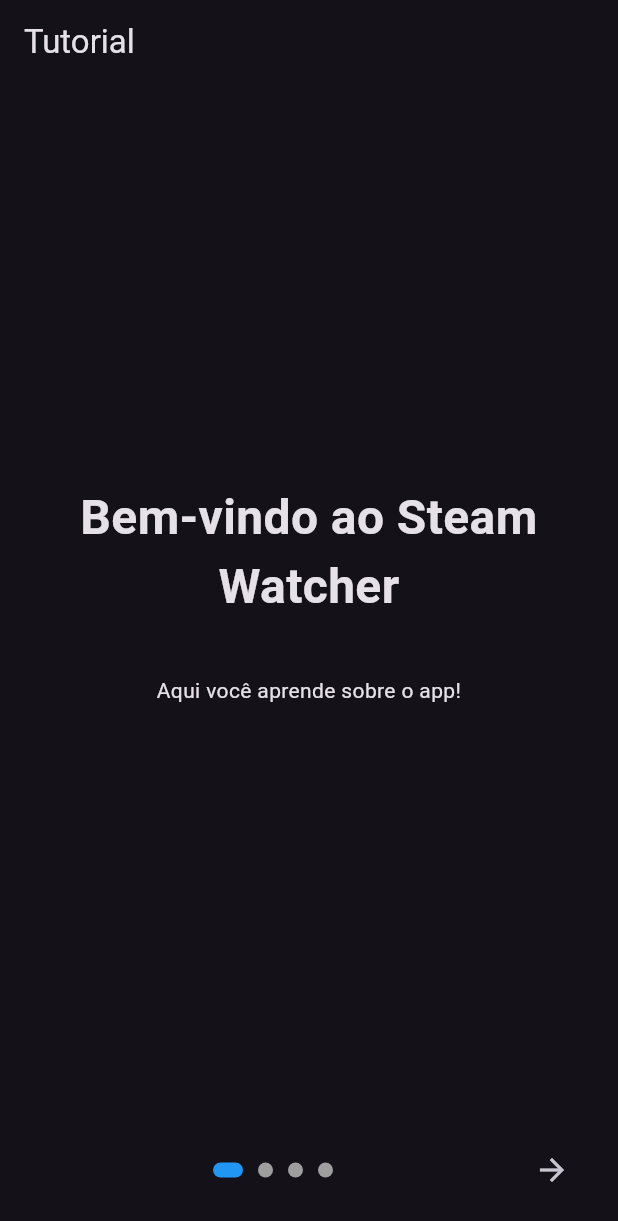
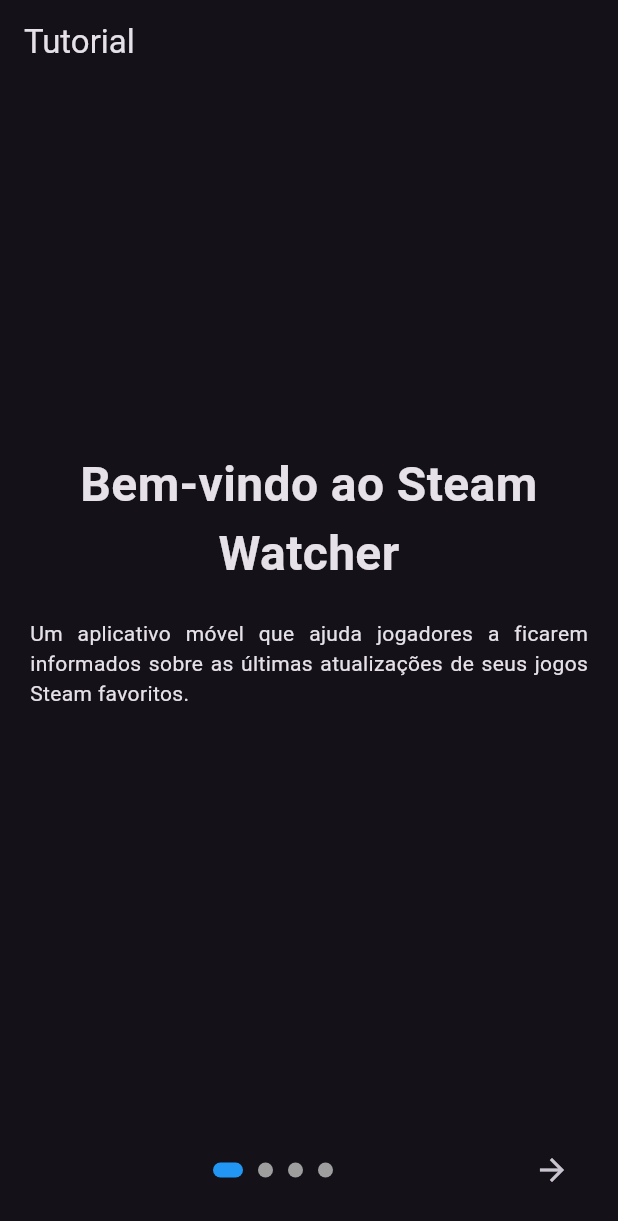
Before and after one commit to cfrdlima/steam_watcher, a Flutter app: the screen it shows after launch, on a phone screen of 412 x 824 dp. Shown: the top 1221 px of the screen. Run offline on Flutter 3.47's test engine with Material 3 defaults, Android fonts, the phone set to English and light mode, and no system bars; our stand-ins replace shared_preferences.

Commit message:
fix: Atualiza texto e estilo da tela de splash
Modifica o texto de boas-vindas na tela de splash para descrever o aplicativo Steam Watcher.
Altera o alinhamento do texto da descrição para justificado e adiciona preenchimento.
Adiciona a configuração `uses-material-design: true` ao `pubspec.yaml`.
Atualiza as versões de dependências no `pubspec.lock`, incluindo `async`, `fake_async`, `leak_tracker` e `vm_service`.
Remove a constante `const` da instanciação do widget `MyApp` no `widget_test.dart`.

```diff
--- a/lib/presentation/screens/splash_screen.dart
+++ b/lib/presentation/screens/splash_screen.dart
@@ -106,7 +106,7 @@ class _OnboardingScreenState extends State<OnboardingScreen> {
               children: [
                 _buildPage(
                   'Bem-vindo ao Steam Watcher',
-                  'Aqui você aprende sobre o app!',
+                  'Um aplicativo móvel que ajuda jogadores a ficarem informados sobre as últimas atualizações de seus jogos Steam favoritos.',
                 ),
                 _buildPage('Página 2', 'Como usar a funcionalidade A'),
                 _buildPage('Página 3', 'Como usar a funcionalidade B'),
@@ -171,31 +171,18 @@ class _OnboardingScreenState extends State<OnboardingScreen> {
     return Column(
       mainAxisAlignment: MainAxisAlignment.center,
       children: [
-        Text(
-          title,
-          style: TextStyle(fontSize: 32, fontWeight: FontWeight.bold),
-          textAlign: TextAlign.center,
+        Container(
+          child: Text(
+            title,
+            style: TextStyle(fontSize: 32, fontWeight: FontWeight.bold),
+            textAlign: TextAlign.center,
+          ),
         ),
-        SizedBox(height: 36),
-        Text(description, textAlign: TextAlign.center),
+        Padding(
+          padding: const EdgeInsets.all(20.0),
+          child: Text(description, textAlign: TextAlign.justify),
+        ),
       ],
     );
   }
 }
-
-class LoginScreen extends StatelessWidget {
-  @override
-  Widget build(BuildContext context) {
-    return Scaffold(
-      appBar: AppBar(title: Text('Login')),
-      body: Center(
-        child: ElevatedButton(
-          onPressed: () {
-            // Ação para realizar o login
-          },
-          child: Text('Entrar'),
-        ),
-      ),
-    );
-  }
-}
--- a/pubspec.yaml
+++ b/pubspec.yaml
@@ -10,3 +10,6 @@ dependencies:
   provider: ^6.0.5 # Para gerenciamento de estado
   shared_preferences: ^2.2.0 # Para armazenar configurações localmente
   firebase_messaging: ^14.7.6 # Para notificações push (opcional)
+
+flutter:
+  uses-material-design: true
```
Also changed, not shown: pubspec.lock, 1 other file.
